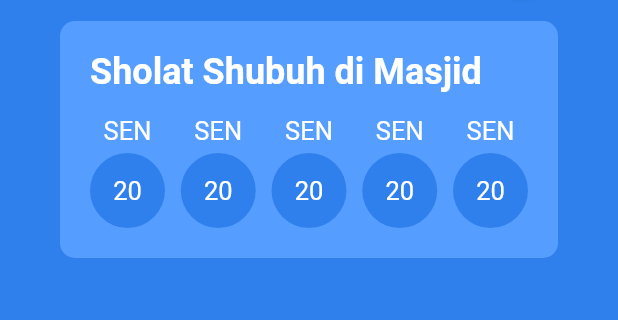
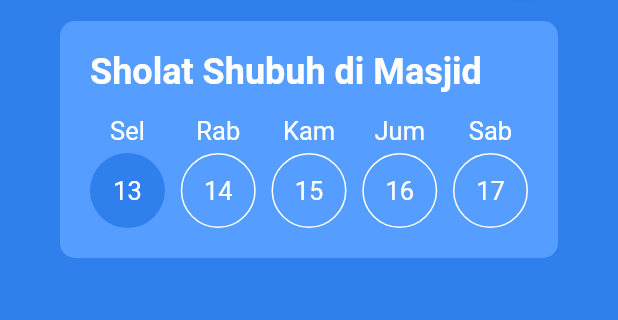
Before and after one commit to dihak/flutter-istiqomah, a Flutter app: the Home screen opened by its route, on a phone screen of 412 x 824 dp, the part 159-479 px from its top. Run offline on Flutter 3.47's test engine with Material 2 defaults, Android fonts, the light colour scheme and no system bars; Roboto replaces fonts that are missing (ProductSans).

Commit message:
Split Date Widget

```diff
--- a/lib/ui/home/index.dart
+++ b/lib/ui/home/index.dart
@@ -8,7 +8,12 @@ class Home extends StatefulWidget {
 }
 
 class _HomeState extends State<Home> {
-  final List<String> dataHabit = ['Sholat Shubuh di Masjid'];
+  final List<Map<String, dynamic>> dataHabit = [
+    {
+      'name': 'Sholat Shubuh di Masjid',
+      'data': [15, 13, 12],
+    }
+  ];
 
   @override
   Widget build(BuildContext context) {
@@ -52,7 +57,11 @@ class _HomeState extends State<Home> {
             modalAddHabit(context).then(
               (value) => {
                 if (value != null && value != '')
-                  setState(() => dataHabit.add(value)),
+                  setState(
+                    () => {
+                      dataHabit.add({'name': value}),
+                    },
+                  ),
               },
             );
           },
@@ -67,7 +76,7 @@ class _HomeState extends State<Home> {
 
   Widget _content() {
     return HabitList(
-      habits: [for (var item in dataHabit) Habit(name: item)],
+      habits: [for (var item in dataHabit) Habit(name: item['name'])],
     );
   }
 }
--- a/lib/widgets/habits/habits.dart
+++ b/lib/widgets/habits/habits.dart
@@ -2,8 +2,9 @@ import 'package:flutter/material.dart';
 import 'package:istiqomah/widgets/habits/item/item.dart';
 
 class Habit {
-  const Habit({this.name});
+  const Habit({this.name, this.data});
   final String name;
+  final List data;
 }
 
 class HabitList extends StatefulWidget {
--- /dev/null
+++ b/lib/widgets/habits/item/date.dart
@@ -0,0 +1,43 @@
+import 'package:flutter/material.dart';
+
+class HabitDate extends StatelessWidget {
+  HabitDate({Key key, this.date, this.isChecked = false, this.onChange})
+      : super(key: key);
+
+  final String date;
+  final bool isChecked;
+  final Function onChange;
+
+  @override
+  Widget build(BuildContext context) {
+    final List dayName = ['Sen', 'Sel', 'Rab', 'Kam', 'Jum', 'Sab', 'Min'];
+    final DateTime datetime = DateTime.parse(date);
+    final int weekday = datetime.weekday - 1;
+    final BoxDecoration active = BoxDecoration(
+      color: Theme.of(context).primaryColor,
+      shape: BoxShape.circle,
+    );
+    final BoxDecoration inActive = BoxDecoration(
+      shape: BoxShape.circle,
+      border: Border.all(color: Colors.white),
+    );
+
+    return Column(
+      children: [
+        Text(dayName[weekday]),
+        GestureDetector(
+          onTap: () => {if (onChange != null) onChange(!isChecked)},
+          child: Container(
+            width: 50,
+            height: 50,
+            margin: EdgeInsets.only(top: 5),
+            decoration: isChecked ? active : inActive,
+            child: Center(
+              child: Text(datetime.day.toString()),
+            ),
+          ),
+        )
+      ],
+    );
+  }
+}
--- a/lib/widgets/habits/item/item.dart
+++ b/lib/widgets/habits/item/item.dart
@@ -1,6 +1,6 @@
 import 'package:flutter/material.dart';
-import 'package:flutter/widgets.dart';
 import 'package:istiqomah/widgets/habits/habits.dart';
+import 'package:istiqomah/widgets/habits/item/date.dart';
 
 const TextStyle title = TextStyle(
   fontSize: 24,
@@ -51,31 +51,22 @@ class _HabitItemState extends State<HabitItem> {
     return Row(
       mainAxisAlignment: MainAxisAlignment.spaceBetween,
       children: [
-        _date(),
-        _date(),
-        _date(),
-        _date(),
-        _date(),
-      ],
-    );
-  }
-
-  Widget _date() {
-    return Column(
-      children: [
-        Text("SEN"),
-        Container(
-          width: 50,
-          height: 50,
-          margin: EdgeInsets.only(top: 5),
-          decoration: BoxDecoration(
-            color: Theme.of(context).primaryColor,
-            shape: BoxShape.circle,
-          ),
-          child: Center(
-            child: Text("20"),
-          ),
-        )
+        HabitDate(
+          date: '2020-10-13',
+          isChecked: true,
+        ),
+        HabitDate(
+          date: '2020-10-14',
+        ),
+        HabitDate(
+          date: '2020-10-15',
+        ),
+        HabitDate(
+          date: '2020-10-16',
+        ),
+        HabitDate(
+          date: '2020-10-17',
+        ),
       ],
     );
   }
```
